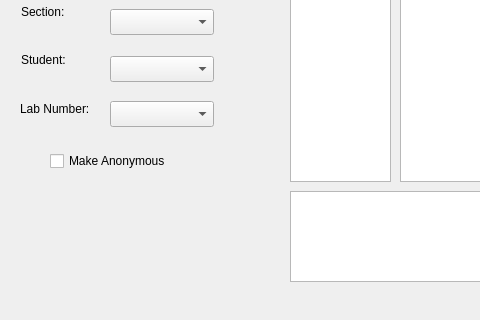
tokorealand/CS205, file repo_project/MainMenuGUI/mainmenugui.ui: the form before one commit; both pictures show x 0 to 480 and y 245 to 565 of the 716 by 565 pixel window.
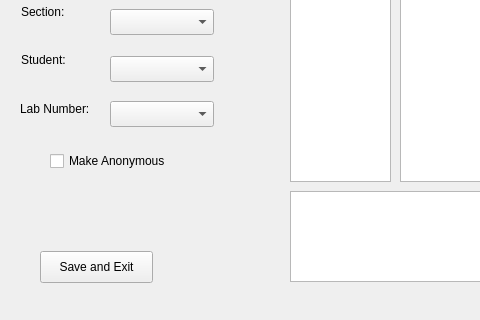
The form after the commit.

```diff
--- a/repo_project/MainMenuGUI/mainmenugui.ui
+++ b/repo_project/MainMenuGUI/mainmenugui.ui
@@ -234,6 +234,19 @@
      </rect>
     </property>
    </widget>
+   <widget class="QPushButton" name="saveAndExit">
+    <property name="geometry">
+     <rect>
+      <x>40</x>
+      <y>460</y>
+      <width>113</width>
+      <height>32</height>
+     </rect>
+    </property>
+    <property name="text">
+     <string>Save and Exit</string>
+    </property>
+   </widget>
   </widget>
   <widget class="QMenuBar" name="menuBar">
    <property name="geometry">
```
Left out of the diff: 2 changed lines with no effect on the pictures.
